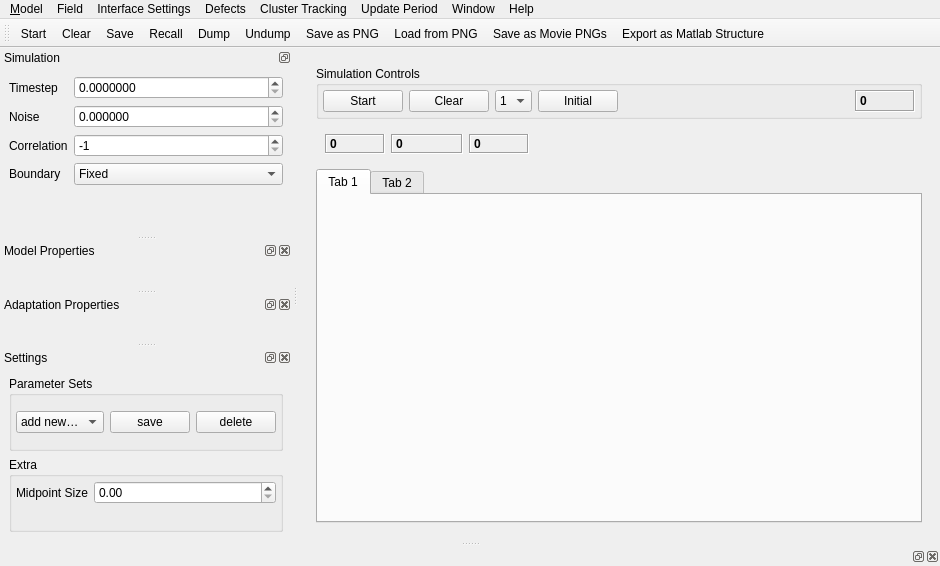
This is ui/plotwindow_2d.ui in Debilski/Wellenprogramm as Qt 5 draws it before an edit. The edited form follows.
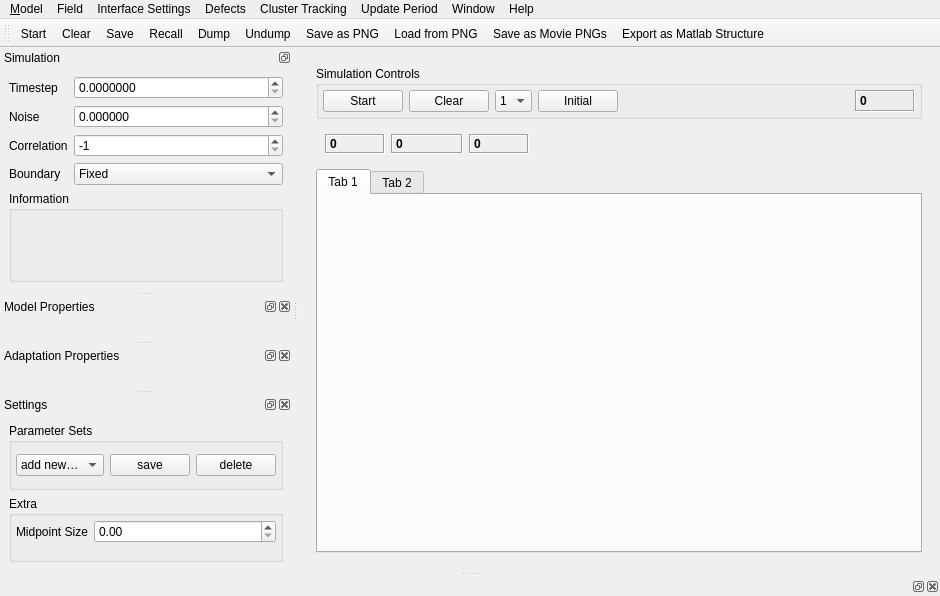
This is the edited form. Custom widgets are drawn as their Qt base class.

Commit message: Neue Variable im Modell. Information.

The edit to the form file:
```diff
--- a/ui/plotwindow_2d.ui
+++ b/ui/plotwindow_2d.ui
@@ -7,7 +7,7 @@
     <x>0</x>
     <y>0</y>
     <width>940</width>
-    <height>566</height>
+    <height>596</height>
    </rect>
   </property>
   <property name="sizePolicy">
@@ -402,7 +402,7 @@
     <number>1</number>
    </attribute>
    <widget class="QWidget" name="simulationWidgetContents">
-    <layout class="QHBoxLayout" name="horizontalLayout_3">
+    <layout class="QVBoxLayout" name="verticalLayout_5">
      <item>
       <layout class="QFormLayout" name="simulationWidgetFormLayout">
        <item row="1" column="0">
@@ -502,6 +502,25 @@
        </item>
       </layout>
      </item>
+     <item>
+      <widget class="QGroupBox" name="informationGroupBox">
+       <property name="title">
+        <string>Information</string>
+       </property>
+       <layout class="QHBoxLayout" name="horizontalLayout_3">
+        <item>
+         <widget class="QLabel" name="infoTextLabel">
+          <property name="text">
+           <string/>
+          </property>
+          <property name="wordWrap">
+           <bool>true</bool>
+          </property>
+         </widget>
+        </item>
+       </layout>
+      </widget>
+     </item>
     </layout>
    </widget>
   </widget>
```
The commit also changes 5 other files.
